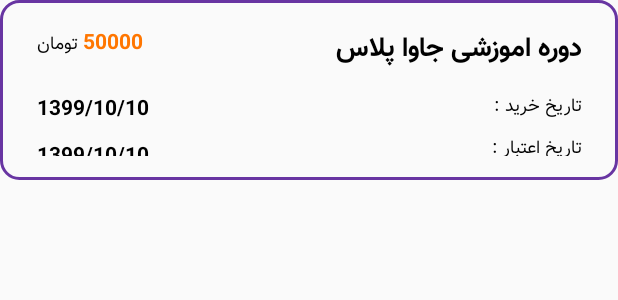
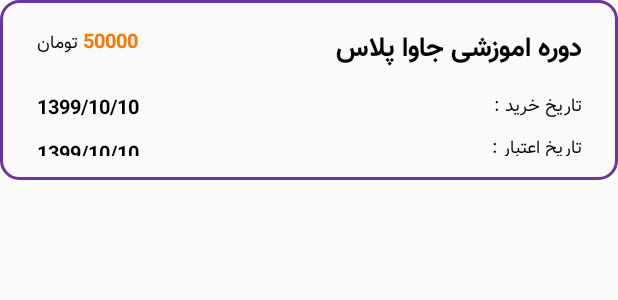
Before and after one commit to teamandroidm/TestProject, an Android app: the layout rcv_item_activity_profile.xml on its own in the app's theme, with its tools: preview values and no code run, on a phone screen of 412 x 824 dp. Shown: the top 300 px of the screen. Run offline under Robolectric (Android 15) with nearby library versions, the phone set to English and light mode, and no system bars.

Commit message:
change:change2 size rcv item

```diff
--- a/app/src/main/res/layout/rcv_item_activity_profile.xml
+++ b/app/src/main/res/layout/rcv_item_activity_profile.xml
@@ -27,7 +27,7 @@
 
                 <LinearLayout
                     android:layout_width="0dp"
-                    android:layout_height="wrap_content"
+                    android:layout_height="match_parent"
                     android:layout_weight="0.32">
 
                     <TextView
@@ -44,7 +44,7 @@
 
                 <LinearLayout
                     android:layout_width="0dp"
-                    android:layout_height="wrap_content"
+                    android:layout_height="match_parent"
                     android:layout_weight="0.17 "
                     android:gravity="left">
 
@@ -55,7 +55,7 @@
                         android:fontFamily="@font/vazir_bold"
                         android:text="50000"
                         android:textColor="@color/color_orange"
-                        android:textSize="14sp" />
+                        android:textSize="13sp" />
 
                     <TextView
                         android:layout_width="wrap_content"
@@ -80,7 +80,7 @@
 
                 <LinearLayout
                     android:layout_width="0dp"
-                    android:layout_height="wrap_content"
+                    android:layout_height="match_parent"
                     android:layout_weight="0.3"
                     android:orientation="vertical">
 
@@ -103,7 +103,7 @@
                 </LinearLayout>
                 <LinearLayout
                     android:layout_width="0dp"
-                    android:layout_height="wrap_content"
+                    android:layout_height="match_parent"
                     android:layout_weight="0.17"
                     android:gravity="left"
                     android:orientation="vertical">
@@ -116,7 +116,7 @@
                         android:text="1399/10/10"
                         android:layout_marginBottom="7dp"
                         android:textColor="@color/color_black"
-                        android:textSize="14dp" />
+                        android:textSize="13dp" />
 
                     <TextView
                         android:id="@+id/rcv_item_activity_profile_txt_validity_date"
@@ -125,7 +125,7 @@
                         android:fontFamily="@font/vazir_bold"
                         android:text="1399/10/10"
                         android:textColor="@color/color_black"
-                        android:textSize="14dp" />
+                        android:textSize="13dp" />
                 </LinearLayout>
 
             </LinearLayout>
```
